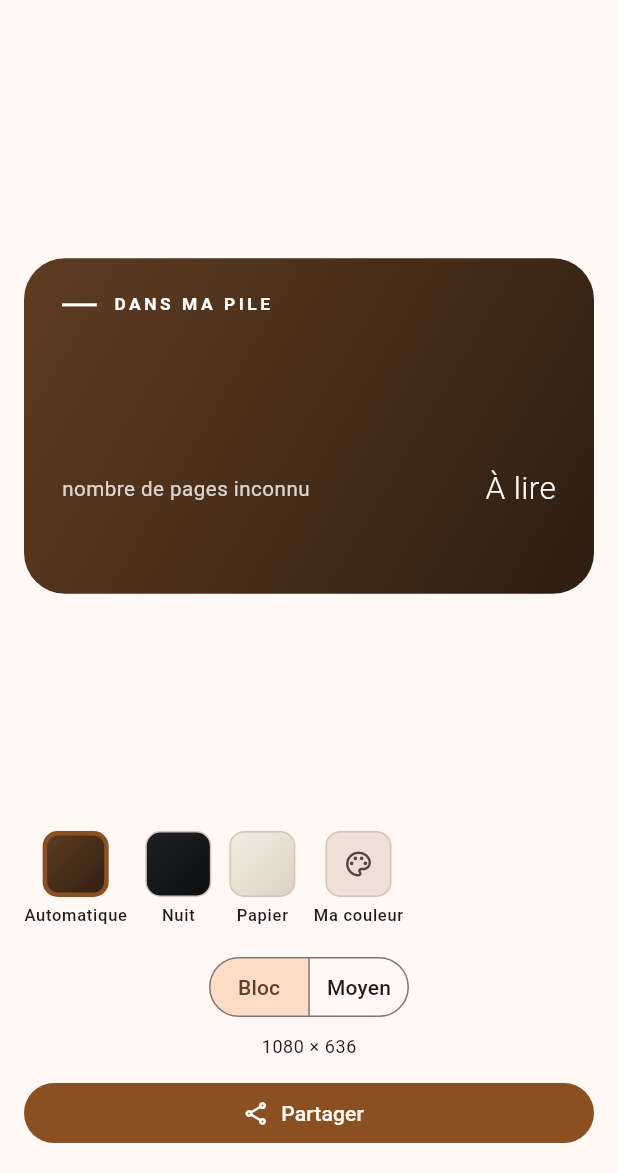
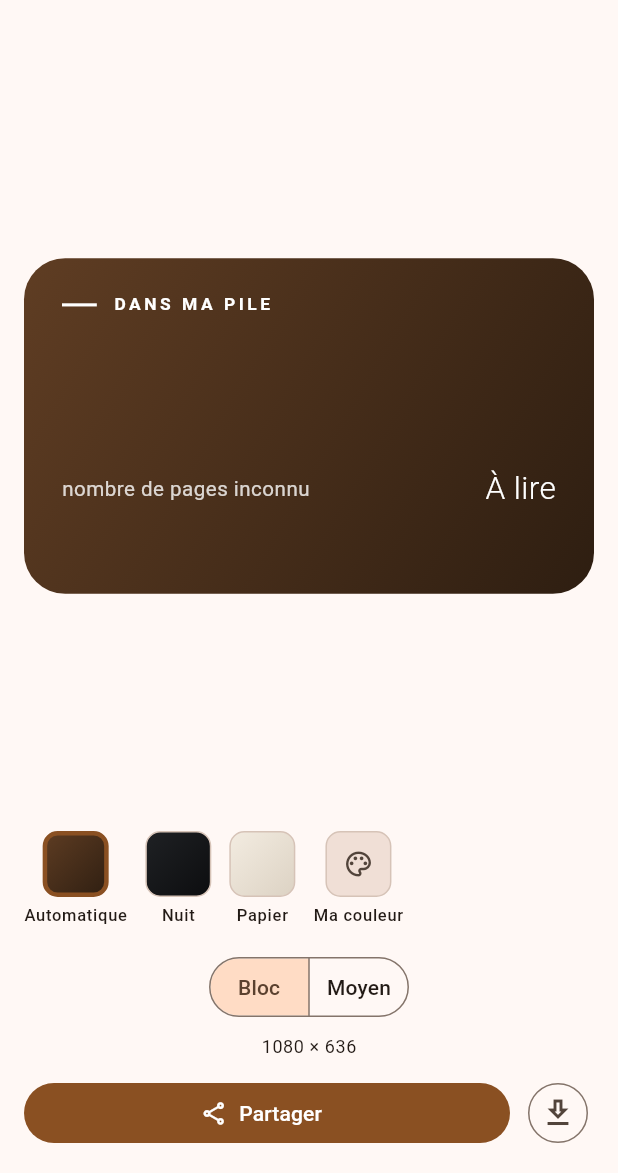
Before and after one commit to BenjaminGott/MyBookmark, a Flutter app: the ShareProgressScreen screen opened directly with empty values, on a phone screen of 412 x 824 dp, the part 63-1236 px from its top. Run offline on Flutter 3.47's test engine with Material 3 defaults, Android fonts, the phone set to English and light mode, and no system bars; our stand-ins replace cached_network_image, drift, drift_flutter, file_picker, flutter_riverpod, palette_generator and 2 more; missing offline and left inert: gal, sqlite3; accounts and stored records are empty; generated files the repository leaves out were written again.

Commit message:
Enregistre la carte de partage dans la galerie
Un bouton à côté de « Partager » enregistre le PNG de la carte, au format
choisi, dans un album « Biblivre ». La transparence du bloc est conservée.
Aucune permission n'est demandée à partir d'Android 10.

Le bouton de story passe à « Story », avec une infobulle : trois actions
tiennent ainsi sur une ligne, même sur un téléphone étroit.

Co-Authored-By: Claude Opus 5.5 <noreply@anthropic.com>
Claude-Session: https://claude.ai/code/session_01HdbEsb3piiYWzDs4SoGV2y

```diff
--- a/lib/ui/providers/share_providers.dart
+++ b/lib/ui/providers/share_providers.dart
@@ -2,13 +2,18 @@ import 'package:cached_network_image/cached_network_image.dart';
 import 'package:flutter/widgets.dart';
 import 'package:flutter_riverpod/flutter_riverpod.dart';
 
+import '../../data/files/gal_image_saving.dart';
 import '../../data/files/instagram_story_sharing.dart';
 import '../../data/files/share_plus_image_sharing.dart';
+import '../../domain/repositories/image_saving.dart';
 import '../../domain/repositories/image_sharing.dart';
 import '../../domain/repositories/story_sharing.dart';
 
 final Provider<ImageSharing> imageSharingProvider =
     Provider<ImageSharing>((ref) => const SharePlusImageSharing());
+
+final Provider<ImageSaving> imageSavingProvider =
+    Provider<ImageSaving>((ref) => const GalImageSaving());
 
 final Provider<StorySharing> storySharingProvider =
     Provider<StorySharing>((ref) => const InstagramStorySharing());
--- a/lib/ui/share/share_progress_screen.dart
+++ b/lib/ui/share/share_progress_screen.dart
@@ -181,11 +181,16 @@ class _ShareProgressScreenState extends ConsumerState<ShareProgressScreen> {
                     child: Row(
                       children: <Widget>[
                         if (_instagram) ...<Widget>[
+                          // Libellé court : trois actions tiennent ainsi sur
+                          // une ligne, même sur un téléphone étroit.
                           Expanded(
-                            child: OutlinedButton.icon(
-                              onPressed: _sharing ? null : _shareToStory,
-                              icon: const Icon(Icons.add_circle_outline),
-                              label: const Text('Story Instagram'),
+                            child: Tooltip(
+                              message: 'Partager en story Instagram',
+                              child: OutlinedButton.icon(
+                                onPressed: _sharing ? null : _shareToStory,
+                                icon: const Icon(Icons.add_circle_outline),
+                                label: const Text('Story'),
+                              ),
                             ),
                           ),
                           const SizedBox(width: 12),
@@ -198,6 +203,12 @@ class _ShareProgressScreenState extends ConsumerState<ShareProgressScreen> {
                               _sharing ? 'Préparation…' : 'Partager',
                             ),
                           ),
+                        ),
+                        const SizedBox(width: 8),
+                        IconButton.outlined(
+                          onPressed: _sharing ? null : _save,
+                          icon: const Icon(Icons.download_outlined),
+                          tooltip: 'Enregistrer dans la galerie',
                         ),
                       ],
                     ),
@@ -216,6 +227,19 @@ class _ShareProgressScreenState extends ConsumerState<ShareProgressScreen> {
               text: _shareText(),
             ),
       );
+
+  /// Enregistre la carte dans la galerie, dans l'album « Biblivre ».
+  ///
+  /// L'horodatage évite qu'une nouvelle carte ne prenne le nom d'une
+  /// précédente.
+  Future<void> _save() => _captureThen((bytes) async {
+        final base = _format.fileName.replaceAll('.png', '');
+        await ref.read(imageSavingProvider).savePng(
+              bytes: bytes,
+              name: '$base-${DateTime.now().millisecondsSinceEpoch}',
+            );
+        _tell('Image enregistrée dans la galerie.');
+      });
 
   /// Partage direct en story Instagram.
   ///
--- a/pubspec.yaml
+++ b/pubspec.yaml
@@ -48,6 +48,7 @@ dependencies:
 
   # Formatage des dates en français
   intl: ^0.20.2 # épinglé à 0.20.2 par flutter_localizations
+  gal: ^2.3.3
 
 dev_dependencies:
   flutter_test:
```
Also changed, not shown: lib/data/files/gal_image_saving.dart (added, +41 -0 lines), lib/domain/repositories/image_saving.dart (added, +7 -0 lines), pubspec.lock, 3 other files.
